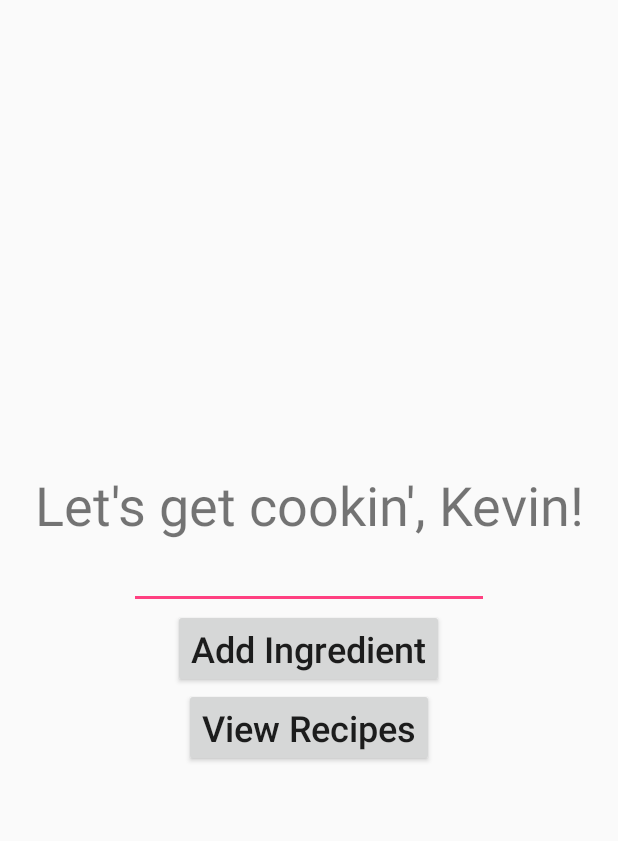
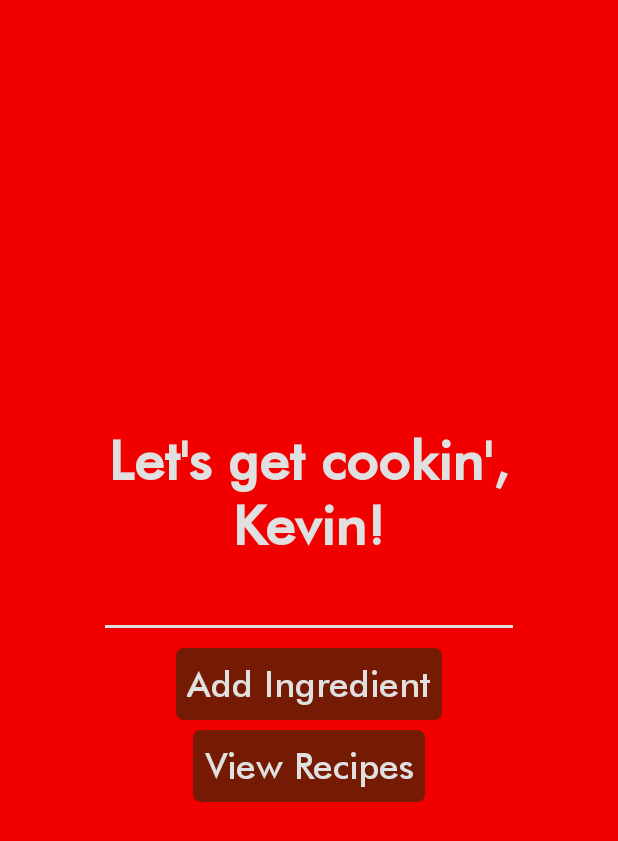
Before and after one commit to dvd-z/recipenn, an Android app: the screen it shows after launch (MainActivity), on a phone screen of 412 x 824 dp. Shown: the top 841 px of the screen. Run offline under Robolectric (Android 15) with nearby library versions, the phone set to English and light mode, and no system bars.

Commit message:
Style entire app

```diff
--- a/recipenn-android/app/src/main/java/com/recipenns/recipenn/MainActivity.java
+++ b/recipenn-android/app/src/main/java/com/recipenns/recipenn/MainActivity.java
@@ -5,22 +5,31 @@ import android.support.v7.app.AppCompatActivity;
 import android.os.Bundle;
 import android.view.View;
 import android.widget.Button;
+import android.widget.EditText;
+import android.widget.TextView;
+import android.widget.Toast;
 
 public class MainActivity extends AppCompatActivity implements View.OnClickListener {
-
     private Button ingredientButton;
+    private EditText ingredientName;
 
     @Override
     protected void onCreate(Bundle savedInstanceState) {
         super.onCreate(savedInstanceState);
         setContentView(R.layout.activity_main);
         ingredientButton = findViewById(R.id.ingredientButton);
+        ingredientName = findViewById(R.id.ingredientName);
 
         ingredientButton.setOnClickListener(this);
     }
 
     @Override
     public void onClick(View v) {
+        if (ingredientName.getText().toString().matches("")) {
+            Toast.makeText(this, "You must enter an ingredient.",
+                    Toast.LENGTH_SHORT).show();
+            return;
+        }
         Intent intent = new Intent(this, RecipeActivity.class);
         this.startActivity(intent);
     }
--- a/recipenn-android/app/src/main/java/com/recipenns/recipenn/RecipeActivity.java
+++ b/recipenn-android/app/src/main/java/com/recipenns/recipenn/RecipeActivity.java
@@ -25,7 +25,7 @@ public class RecipeActivity extends AppCompatActivity {
         recyclerView.setLayoutManager(layoutManager);
 
         List<RecipeObject> newObjects = new ArrayList<>();
-        for(int i=0;i<10;i++){
+        for (int i = 0; i < 10; i++) {
             RecipeObject newObject = new RecipeObject();
             newObject.setIngredients("TEST TEST INGREDIENT");
             newObject.setTitle("TEST TEST TITLE");
--- a/recipenn-android/app/src/main/java/com/recipenns/recipenn/RecipeAdapter.java
+++ b/recipenn-android/app/src/main/java/com/recipenns/recipenn/RecipeAdapter.java
@@ -9,7 +9,7 @@ import android.widget.TextView;
 
 import java.util.List;
 
-public class RecipeAdapter extends RecyclerView.Adapter<RecipeAdapter.MyViewHolder>{
+public class RecipeAdapter extends RecyclerView.Adapter<RecipeAdapter.MyViewHolder> {
     private List<RecipeObject> dataset;
 
     @NonNull
@@ -45,6 +45,4 @@ public class RecipeAdapter extends RecyclerView.Adapter<RecipeAdapter.MyViewHold
     public RecipeAdapter(List<RecipeObject> newDataset) {
         this.dataset = newDataset;
     }
-
-
 }
--- /dev/null
+++ b/recipenn-android/app/src/main/res/drawable/round_button.xml
@@ -0,0 +1,10 @@
+<?xml version="1.0" encoding="utf-8"?>
+<shape xmlns:android="http://schemas.android.com/apk/res/android"
+    android:shape="rectangle">
+    <solid android:color="@color/colorAccent" />
+    <corners
+        android:bottomLeftRadius="5dp"
+        android:bottomRightRadius="5dp"
+        android:topLeftRadius="5dp"
+        android:topRightRadius="5dp" />
+</shape>
--- a/recipenn-android/app/src/main/res/layout/activity_main.xml
+++ b/recipenn-android/app/src/main/res/layout/activity_main.xml
@@ -1,37 +1,60 @@
 <?xml version="1.0" encoding="utf-8"?>
 
-<LinearLayout android:layout_width="match_parent"
-    android:layout_height="wrap_content"
-    android:orientation="vertical"
+<LinearLayout xmlns:android="http://schemas.android.com/apk/res/android"
+    android:background="@color/colorPrimary"
+    android:layout_width="match_parent"
+    android:layout_height="match_parent"
+    android:layout_gravity="center"
+    android:padding="50sp"
     android:gravity="center"
-    android:layout_gravity="center"
-    xmlns:android="http://schemas.android.com/apk/res/android">
+    android:orientation="vertical">
 
     <TextView
         android:id="@+id/welcomeMessage"
         android:layout_width="match_parent"
         android:layout_height="wrap_content"
+        android:fontFamily="@font/futura"
+        android:gravity="center_horizontal"
         android:text="Let's get cookin', Kevin!"
+        android:textColor="@color/colorText"
         android:textSize="36sp"
-        android:gravity="center_horizontal"/>
+        android:textStyle="bold" />
 
     <EditText
-        android:layout_width="240dp"
-        android:layout_height="wrap_content"
-        android:textAlignment="center"/>
+        android:id="@+id/ingredientName"
+        android:backgroundTint="@color/colorText"
+        android:fontFamily="@font/futura"
+        android:layout_width="280dp"
+        android:layout_height="50dp"
+        android:layout_margin="3dp"
+        android:singleLine="true"
+        android:textColor="@color/colorText"
+        android:textAlignment="center" />
 
     <Button
         android:id="@+id/ingredientButton"
+        style="?android:attr/borderlessButtonStyle"
+        android:fontFamily="@font/futura"
         android:layout_width="wrap_content"
         android:layout_height="wrap_content"
+        android:layout_margin="3dp"
+        android:background="@drawable/round_button"
+        android:padding="7dp"
         android:text="Add Ingredient"
+        android:textColor="@color/colorText"
         android:textSize="24sp" />
 
     <Button
         android:id="@+id/recipeButton"
+        style="?android:attr/borderlessButtonStyle"
+        android:fontFamily="@font/futura"
         android:layout_width="wrap_content"
         android:layout_height="wrap_content"
+        android:layout_margin="3dp"
+        android:background="@drawable/round_button"
+        android:padding="7dp"
         android:text="View Recipes"
+        android:textColor="@color/colorText"
         android:textSize="24sp" />
 
 </LinearLayout>
--- a/recipenn-android/app/src/main/res/layout/activity_recipe.xml
+++ b/recipenn-android/app/src/main/res/layout/activity_recipe.xml
@@ -1,9 +1,12 @@
 <RelativeLayout
+    android:background="@color/colorPrimary"
     android:layout_width="match_parent"
     android:layout_height="match_parent"
+    android:padding="10dp"
     xmlns:android="http://schemas.android.com/apk/res/android">
 
     <android.support.v7.widget.RecyclerView
+        android:background="@color/colorPrimary"
         android:id="@+id/recipeRecycler"
         android:layout_width="match_parent"
         android:layout_height="match_parent"
--- a/recipenn-android/app/src/main/res/values/colors.xml
+++ b/recipenn-android/app/src/main/res/values/colors.xml
@@ -1,6 +1,8 @@
 <?xml version="1.0" encoding="utf-8"?>
 <resources>
-    <color name="colorPrimary">#3F51B5</color>
-    <color name="colorPrimaryDark">#303F9F</color>
-    <color name="colorAccent">#FF4081</color>
+    <color name="colorPrimary">#F20000</color>
+    <color name="colorPrimaryDark">#C10000</color>
+    <color name="colorAccent">#751B04</color>
+    <color name="colorText">#E0E0E0</color>
+    <color name="colorRecipeText">#111111</color>
 </resources>
```
Also changed, not shown: recipenn-android/app/src/main/res/drawable/recipe_card.xml (added, +10 -0 lines), recipenn-android/app/src/main/res/layout/row_item.xml (+24 -4 lines), recipenn-android/app/src/main/res/font/futura.ttf (added).
